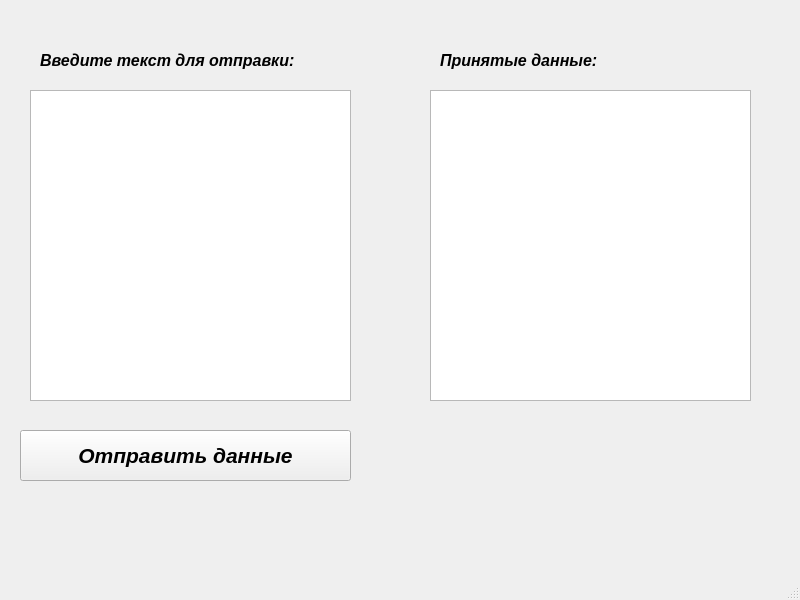
This is QtDevelopment/UDPClient/mainwindow.ui in shirochkin/Homework_Home as Qt 5 draws it before an edit. The edited form follows.
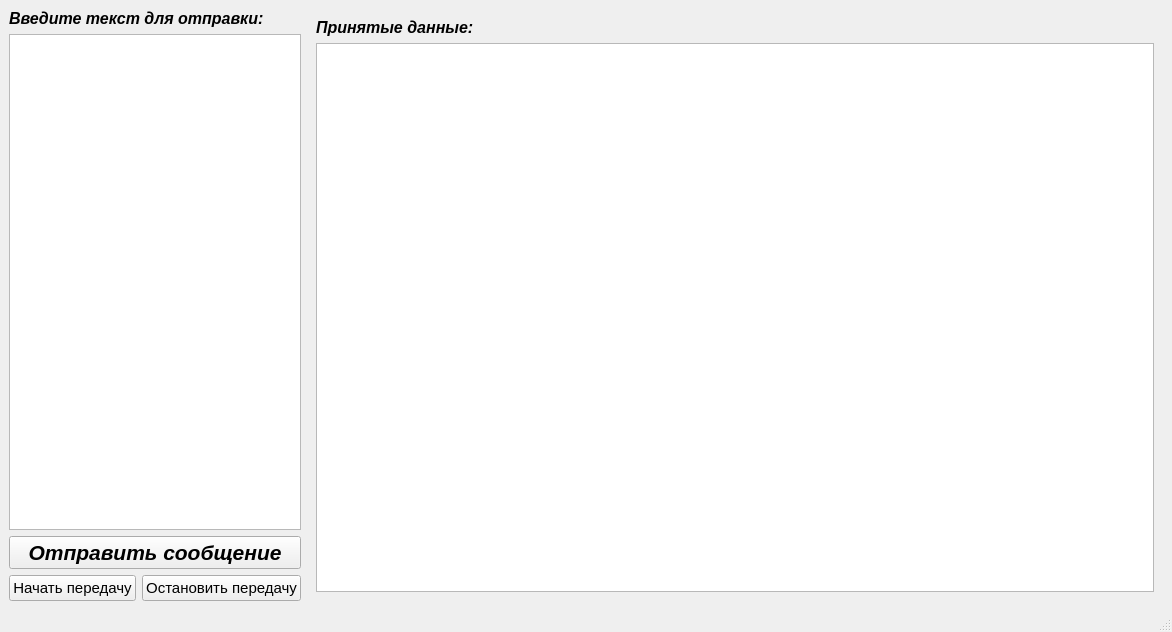
This is the edited form.

Commit message: StopWatch and UDPClient are modified

Patch:
```diff
--- a/QtDevelopment/UDPClient/mainwindow.ui
+++ b/QtDevelopment/UDPClient/mainwindow.ui
@@ -6,53 +6,17 @@
    <rect>
     <x>0</x>
     <y>0</y>
-    <width>800</width>
-    <height>600</height>
+    <width>1172</width>
+    <height>632</height>
    </rect>
   </property>
   <property name="windowTitle">
    <string>MainWindow</string>
   </property>
   <widget class="QWidget" name="centralwidget">
-   <widget class="QTextEdit" name="textEdit">
-    <property name="geometry">
-     <rect>
-      <x>30</x>
-      <y>90</y>
-      <width>321</width>
-      <height>311</height>
-     </rect>
-    </property>
-   </widget>
-   <widget class="QPushButton" name="pushButton">
-    <property name="geometry">
-     <rect>
-      <x>20</x>
-      <y>430</y>
-      <width>331</width>
-      <height>51</height>
-     </rect>
-    </property>
-    <property name="font">
-     <font>
-      <pointsize>16</pointsize>
-      <italic>true</italic>
-      <bold>true</bold>
-     </font>
-    </property>
-    <property name="text">
-     <string>Отправить данные</string>
-    </property>
-   </widget>
+   <layout class="QGridLayout" name="gridLayout">
+    <item row="0" column="0" colspan="2">
    <widget class="QLabel" name="label">
-    <property name="geometry">
-     <rect>
-      <x>40</x>
-      <y>40</y>
-      <width>311</width>
-      <height>41</height>
-     </rect>
-    </property>
     <property name="font">
      <font>
       <pointsize>12</pointsize>
@@ -64,34 +28,12 @@
      <string>Введите текст для отправки:</string>
     </property>
    </widget>
+    </item>
+    <item row="0" column="2" rowspan="4">
    <widget class="QWidget" name="ReceivedData" native="true">
-    <property name="geometry">
-     <rect>
-      <x>410</x>
-      <y>20</y>
-      <width>361</width>
-      <height>521</height>
-     </rect>
-    </property>
-    <widget class="QTextEdit" name="textEdit_2">
-     <property name="geometry">
-      <rect>
-       <x>20</x>
-       <y>70</y>
-       <width>321</width>
-       <height>311</height>
-      </rect>
-     </property>
-    </widget>
+      <layout class="QGridLayout" name="gridLayout_2">
+       <item row="0" column="0">
     <widget class="QLabel" name="label_2">
-     <property name="geometry">
-      <rect>
-       <x>30</x>
-       <y>30</y>
-       <width>311</width>
-       <height>20</height>
-      </rect>
-     </property>
      <property name="font">
       <font>
        <pointsize>12</pointsize>
@@ -103,7 +45,55 @@
       <string>Принятые данные:</string>
      </property>
     </widget>
-   </widget>
+       </item>
+       <item row="1" column="0">
+        <widget class="QTextEdit" name="textEdit_2"/>
+       </item>
+      </layout>
+     </widget>
+    </item>
+    <item row="1" column="0" colspan="2">
+     <widget class="QTextEdit" name="textEdit"/>
+    </item>
+    <item row="2" column="0" colspan="2">
+     <widget class="QPushButton" name="pb_send_mes">
+      <property name="font">
+       <font>
+        <pointsize>16</pointsize>
+        <italic>true</italic>
+        <bold>true</bold>
+       </font>
+      </property>
+      <property name="text">
+       <string>Отправить сообщение</string>
+      </property>
+     </widget>
+    </item>
+    <item row="3" column="0">
+     <widget class="QPushButton" name="pb_start">
+      <property name="font">
+       <font>
+        <pointsize>11</pointsize>
+       </font>
+      </property>
+      <property name="text">
+       <string>Начать передачу</string>
+      </property>
+     </widget>
+    </item>
+    <item row="3" column="1">
+     <widget class="QPushButton" name="pb_stop">
+      <property name="font">
+       <font>
+        <pointsize>11</pointsize>
+       </font>
+      </property>
+      <property name="text">
+       <string>Остановить передачу</string>
+      </property>
+     </widget>
+    </item>
+   </layout>
   </widget>
   <widget class="QMenuBar" name="menubar">
    <property name="geometry">
```
Left out of the diff: 2 changed lines with no effect on the pictures. Lines whose indentation alone changed are shown as unchanged. The commit also changes 11 other files.
